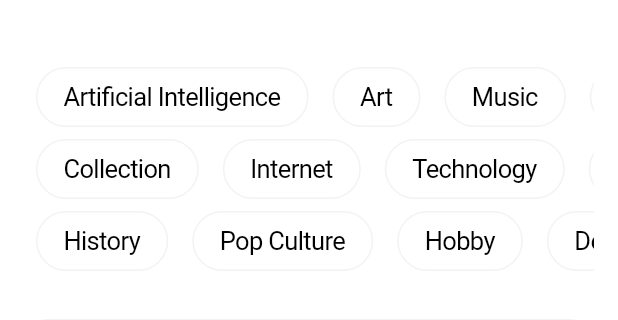
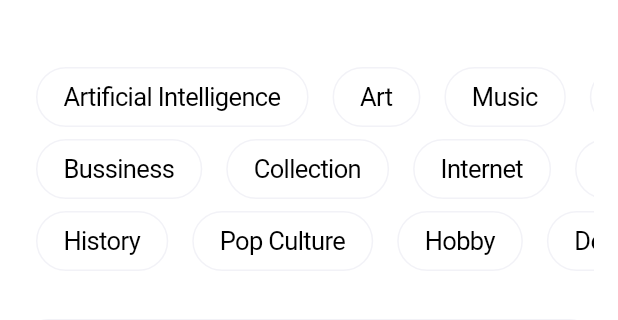
Before and after one commit to developer-bookmark/bookmar-app, a Flutter app: the screen it shows after launch, scrolled down 42 dp, on a phone screen of 412 x 824 dp, the part 50-370 px from its top. Run offline on Flutter 3.47's test engine with Material 3 defaults, Android fonts, the phone set to English and light mode, and no system bars; network calls fail.

Commit message:
feat: init topic

```diff
--- /dev/null
+++ b/lib/Features/Models/topic.dart
@@ -0,0 +1,5 @@
+class Topic {
+  String title;
+
+  Topic({required this.title});
+}
--- a/lib/Features/widgets/topic_section.dart
+++ b/lib/Features/widgets/topic_section.dart
@@ -1,3 +1,4 @@
+import 'package:bookmarking_app/Features/Models/topic.dart';
 import 'package:flutter/cupertino.dart';
 import 'package:bookmarking_app/Features/Widgets/chip_button.dart';
 
@@ -6,9 +7,26 @@ class TopicSection extends StatelessWidget {
 
   @override
   Widget build(BuildContext context) {
-    var chipTexts = ['Artificial Intelligence', 'Art', 'Music', 'Business'];
-    var chipTexts2 = ['Collection', 'Internet', 'Technology', 'Reading'];
-    var chipTexts3 = ['History', 'Pop Culture', 'Hobby', 'Development'];
+    List<Topic> firstTopics = [
+      Topic(title: 'Artificial Intelligence'),
+      Topic(title: 'Art'),
+      Topic(title: 'Music'),
+      Topic(title: 'Reading'),
+    ];
+
+    List<Topic> secondTopics = [
+      Topic(title: 'Bussiness'),
+      Topic(title: 'Collection'),
+      Topic(title: 'Internet'),
+      Topic(title: 'Technology'),
+    ];
+
+    List<Topic> thirdTopics = [
+      Topic(title: 'History'),
+      Topic(title: 'Pop Culture'),
+      Topic(title: 'Hobby'),
+      Topic(title: 'Development'),
+    ];
 
     void onPress() {
       print('Chip Button Pressed');
@@ -19,10 +37,10 @@ class TopicSection extends StatelessWidget {
         height: 40,
         child: ListView.builder(
           scrollDirection: Axis.horizontal,
-          itemCount: chipTexts.length,
+          itemCount: firstTopics.length,
           itemBuilder: (ctx, idx) {
             return ChipButton(
-              label: chipTexts[idx],
+              label: firstTopics[idx].title,
               onPressed: onPress,
             );
           },
@@ -33,10 +51,10 @@ class TopicSection extends StatelessWidget {
         height: 40,
         child: ListView.builder(
           scrollDirection: Axis.horizontal,
-          itemCount: chipTexts2.length,
+          itemCount: secondTopics.length,
           itemBuilder: (ctx, idx) {
             return ChipButton(
-              label: chipTexts2[idx],
+              label: secondTopics[idx].title,
               onPressed: onPress,
             );
           },
@@ -47,10 +65,10 @@ class TopicSection extends StatelessWidget {
         height: 40,
         child: ListView.builder(
           scrollDirection: Axis.horizontal,
-          itemCount: chipTexts3.length,
+          itemCount: thirdTopics.length,
           itemBuilder: (ctx, idx) {
             return ChipButton(
-              label: chipTexts3[idx],
+              label: thirdTopics[idx].title,
               onPressed: onPress,
             );
           },
```
